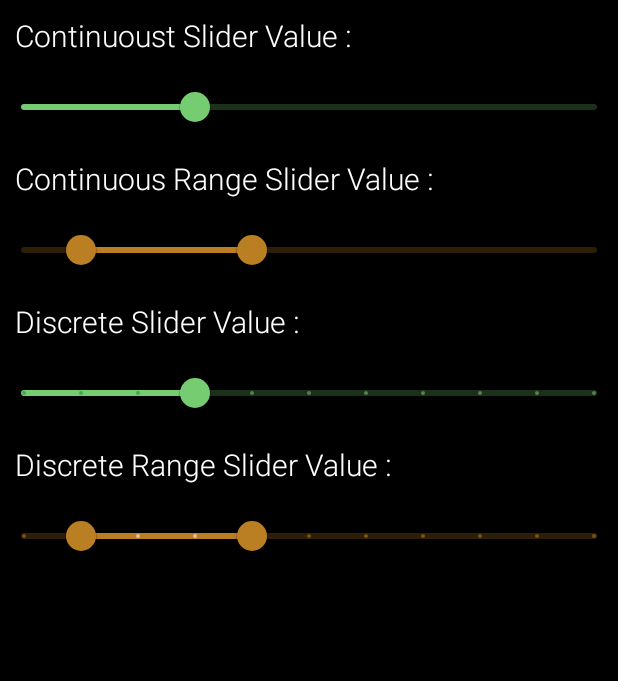
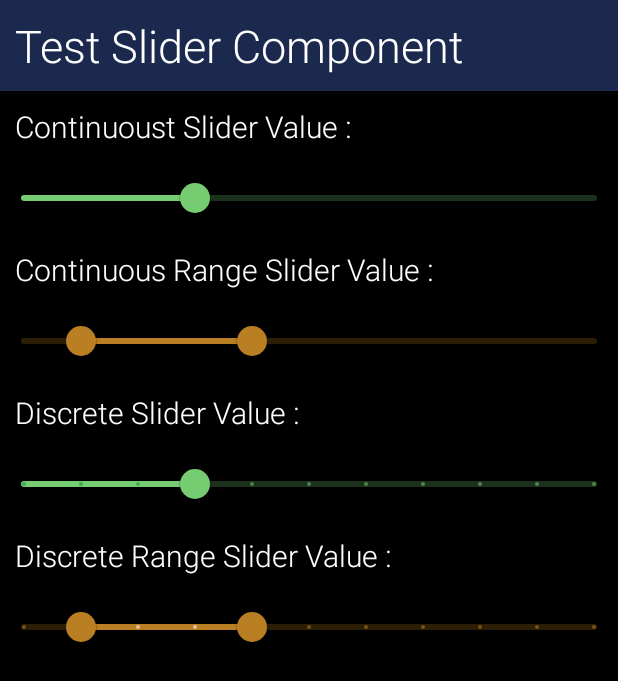
Before and after one commit to VossCG/Material-Desing-Component-Implementation, an Android app: the SliderFragment screen opened through its navigation route, on a phone screen of 412 x 824 dp. Shown: the top 681 px of the screen. Run offline under Robolectric (Android 15) with nearby library versions, the phone set to English and light mode, and no system bars; Roboto replaces fonts that are not available here.

Commit message:
[ feat ] : add SnackBar demo

```diff
--- a/app/src/main/java/com/voss/ithomeironcontest/HomeMainFragment.kt
+++ b/app/src/main/java/com/voss/ithomeironcontest/HomeMainFragment.kt
@@ -46,5 +46,8 @@ class HomeMainFragment:BaseFragment<FragmentMainHomeBinding>(FragmentMainHomeBin
         binding.progressIndicatorBtn.setOnClickListener{
             navController.navigate(R.id.action_homeMainFragment_to_progressIndicatorsFragment)
         }
+        binding.snackbarBtn.setOnClickListener{
+            navController.navigate(R.id.action_homeMainFragment_to_snackBarFragment)
+        }
     }
 }
--- a/app/src/main/res/layout/fragment_radio_button.xml
+++ b/app/src/main/res/layout/fragment_radio_button.xml
@@ -17,6 +17,7 @@
         android:id="@+id/radioGroup"
         android:layout_width="match_parent"
         android:layout_height="wrap_content"
+        android:orientation="vertical"
         android:checkedButton="@id/radio_button_1">
 
         <com.google.android.material.radiobutton.MaterialRadioButton
--- a/app/src/main/res/layout/fragment_slider.xml
+++ b/app/src/main/res/layout/fragment_slider.xml
@@ -4,6 +4,14 @@
     android:layout_width="match_parent"
     android:layout_height="match_parent"
     android:orientation="vertical">
+
+    <TextView
+        android:layout_width="match_parent"
+        android:layout_height="wrap_content"
+        android:background="@color/darkBlue"
+        android:padding="10dp"
+        android:text="Test Slider Component"
+        android:textSize="30sp" />
 
     <TextView
         android:id="@+id/continuous_slider_value_tv"
--- a/app/src/main/res/navigation/nav_graph.xml
+++ b/app/src/main/res/navigation/nav_graph.xml
@@ -51,6 +51,9 @@
         <action
             android:id="@+id/action_homeMainFragment_to_progressIndicatorsFragment"
             app:destination="@id/progressIndicatorsFragment" />
+        <action
+            android:id="@+id/action_homeMainFragment_to_snackBarFragment"
+            app:destination="@id/snackBarFragment" />
     </fragment>
     <fragment
         android:id="@+id/bottomNavigationFragment"
@@ -119,4 +122,9 @@
         tools:layout="@layout/fragment_progress_indicator"
         android:name="com.voss.ithomeironcontest.progressindicators.ProgressIndicatorsFragment"
         android:label="ProgressIndicatorsFragment" />
+    <fragment
+        android:id="@+id/snackBarFragment"
+        tools:layout="@layout/fragment_snackbar"
+        android:name="com.voss.ithomeironcontest.snackbar.SnackBarFragment"
+        android:label="SnackBarFragment" />
 </navigation>
--- a/app/src/main/res/values/style.xml
+++ b/app/src/main/res/values/style.xml
@@ -195,4 +195,18 @@
         <item name="colorPrimary">@color/lightBlue</item>
     </style>
 
+    <style name="ThemeOverlay.App.SnackBar" parent="">
+        <!-- SnackBar backgroundTint -->
+        <item name="colorOnSurface">@color/black</item>
+    </style>
+
+    <style name="Widget.App.Snackbar" parent="Widget.MaterialComponents.Snackbar">
+        <item name="materialThemeOverlay">@style/ThemeOverlay.App.SnackBar</item>
+        <item name="animationMode">slide</item>
+        <item name="actionTextColorAlpha">0.6</item>
+    </style>
+    <style name="Widget.App.SnackbarButton" parent="Widget.MaterialComponents.Button.TextButton.Snackbar">
+        <item name="android:textColor">@color/lightBlue</item>
+    </style>
+
 </resources>
--- a/app/src/main/res/values/themes.xml
+++ b/app/src/main/res/values/themes.xml
@@ -17,8 +17,6 @@
 
         <item name="android:windowBackground">@android:color/black</item>
         <item name="android:textColorPrimaryDisableOnly">@color/white</item>
-        <item name="android:textColorPrimary">@color/white</item>
-        <item name="android:textColor">@color/white</item>
         <item name="android:textViewStyle">@style/DefaultTextViewStyle</item>
 
         <!-- Action Mode -->
@@ -27,5 +25,7 @@
         <item name="actionModeCloseDrawable">@drawable/ic_baseline_close_24</item>
         <item name="actionBarTheme">@style/ThemeOverlay.MaterialComponents.Dark.ActionBar</item>
 
+        <item name="snackbarStyle">@style/Widget.App.Snackbar</item>
+
     </style>
 </resources>
```
Also changed, not shown: app/src/main/java/com/voss/ithomeironcontest/snackbar/SnackBarFragment.kt (added, +58 -0 lines), app/src/main/res/layout/fragment_main_home.xml (+8 -0 lines), app/src/main/res/layout/fragment_snackbar.xml (added, +60 -0 lines).
